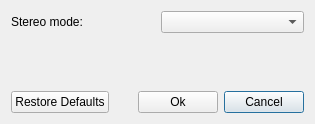
Qt form src/plugins/soundkonverter_codec_lame/lameconfigdialog.ui (dfaust/soundkonverter) before a commit.
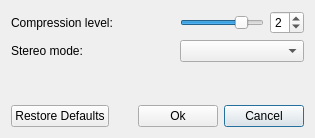
The same form after that commit. Icons and pictures are not drawn.

Commit message: Move LameCodecWidget to .ui file and compression level to LameConfigDialog

What changed in the file:
```diff
--- a/src/plugins/soundkonverter_codec_lame/lameconfigdialog.ui
+++ b/src/plugins/soundkonverter_codec_lame/lameconfigdialog.ui
@@ -7,7 +7,7 @@
     <x>0</x>
     <y>0</y>
     <width>315</width>
-    <height>124</height>
+    <height>138</height>
    </rect>
   </property>
   <property name="windowTitle">
@@ -18,15 +18,48 @@
   </property>
   <layout class="QVBoxLayout" name="verticalLayout">
    <item>
-    <layout class="QHBoxLayout" name="horizontalLayout">
-     <item>
+    <layout class="QGridLayout" name="gridLayout" columnstretch="1,0,0">
+     <item row="0" column="0">
+      <widget class="QLabel" name="label_4">
+       <property name="text">
+        <string>Compression level:</string>
+       </property>
+      </widget>
+     </item>
+     <item row="0" column="1">
+      <widget class="QSlider" name="compressionLevelSlider">
+       <property name="maximum">
+        <number>9</number>
+       </property>
+       <property name="pageStep">
+        <number>1</number>
+       </property>
+       <property name="value">
+        <number>7</number>
+       </property>
+       <property name="orientation">
+        <enum>Qt::Horizontal</enum>
+       </property>
+      </widget>
+     </item>
+     <item row="0" column="2">
+      <widget class="QSpinBox" name="compressionLevelSpinBox">
+       <property name="maximum">
+        <number>9</number>
+       </property>
+       <property name="value">
+        <number>2</number>
+       </property>
+      </widget>
+     </item>
+     <item row="1" column="0">
       <widget class="QLabel" name="label">
        <property name="text">
         <string>Stereo mode:</string>
        </property>
       </widget>
      </item>
-     <item>
+     <item row="1" column="1" colspan="2">
       <widget class="QComboBox" name="stereoModeComboBox"/>
      </item>
     </layout>
```
Left out of the diff: 8 changed lines with no effect on the pictures. The commit also changes 10 other files.
